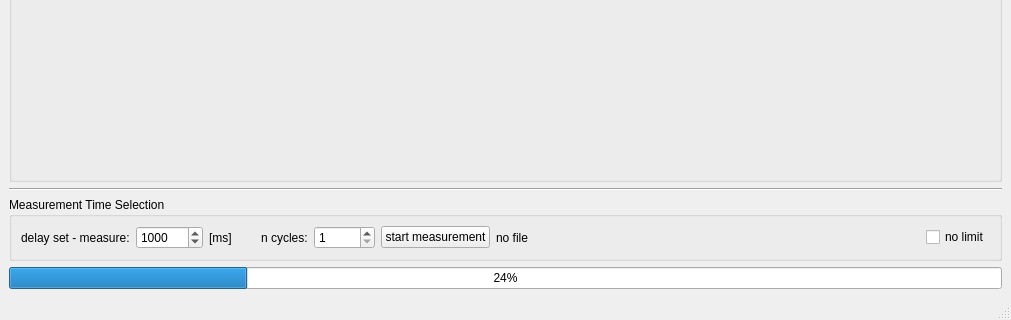
The window that src/mainwindow.ui (marvin5300/general-purpose-control) describes before a commit, drawn with Qt 5; both pictures show x 0 to 1011 and y 619 to 939 of the 1011 by 939 pixel window.
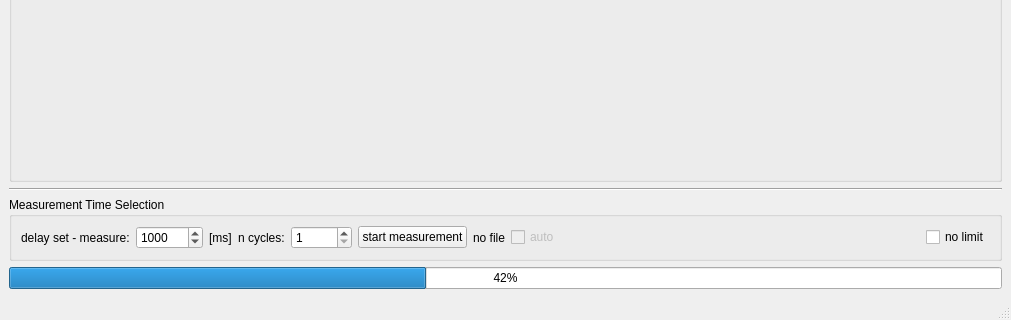
The same window after the commit.

Patch:
```diff
--- a/src/mainwindow.ui
+++ b/src/mainwindow.ui
@@ -311,6 +311,22 @@
          </property>
         </widget>
        </item>
+       <item>
+        <widget class="QCheckBox" name="autoFileCheckbox">
+         <property name="enabled">
+          <bool>false</bool>
+         </property>
+         <property name="text">
+          <string>auto</string>
+         </property>
+         <property name="checkable">
+          <bool>false</bool>
+         </property>
+         <property name="checked">
+          <bool>false</bool>
+         </property>
+        </widget>
+       </item>
        <item>
         <spacer name="horizontalSpacer_3">
          <property name="orientation">
@@ -337,7 +353,7 @@
     <item>
      <widget class="QProgressBar" name="progressBar">
       <property name="value">
-       <number>24</number>
+       <number>42</number>
       </property>
      </widget>
     </item>
```
